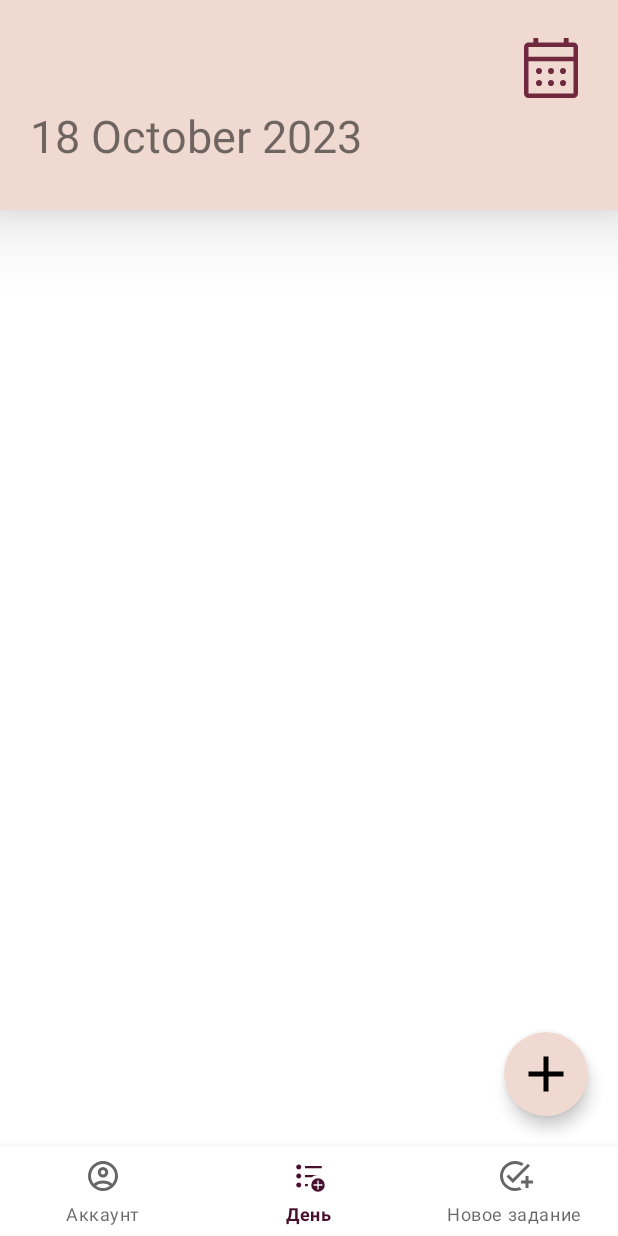
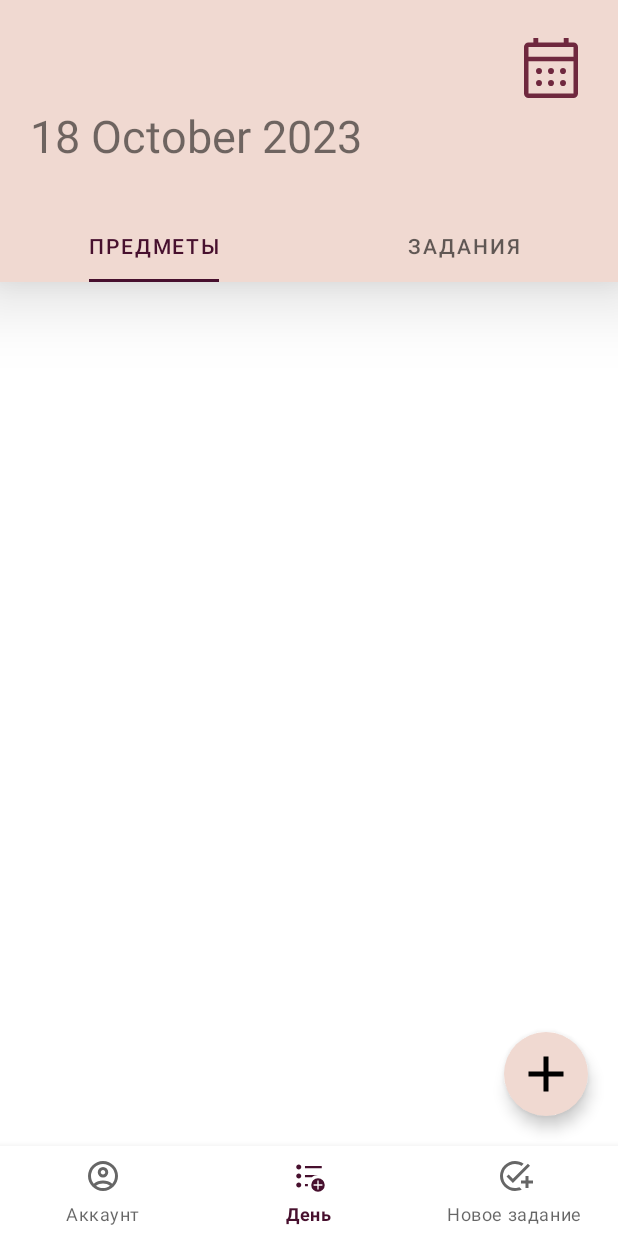
Before and after one commit to LenaGosteva/School_helper, an Android app: the DashboardFragment screen opened through its navigation route, on a phone screen of 412 x 824 dp. Run offline under Robolectric (Android 15) with nearby library versions, the light colour scheme and no system bars; our stand-ins replace Firebase (no records; nobody signed in at launch, a user with empty details on screens opened directly), navigation-ui; libraries missing offline, so code that uses them is left out: io.grpc.

Commit message:
Новая попытка???

```diff
--- a/app/src/main/res/layout/fragment_dashboard.xml
+++ b/app/src/main/res/layout/fragment_dashboard.xml
@@ -50,6 +50,30 @@
                 android:hint="Day: Sep 14, 2023"
                 android:paddingHorizontal="20dp"
                 android:textSize="30sp" />
+            <com.google.android.material.tabs.TabLayout
+                android:layout_width="match_parent"
+                app:tabIndicator="@color/medium_dark"
+                app:tabIndicatorHeight="2dp"
+                app:tabIndicatorAnimationMode="fade"
+                android:id="@+id/select_tack_or_subject"
+                app:tabIndicatorFullWidth="false"
+                android:layout_below="@+id/day_name"
+                android:background="?attr/colorOnPrimary"
+                android:layout_height="wrap_content">
+
+                <com.google.android.material.tabs.TabItem
+                    android:layout_width="wrap_content"
+                    android:layout_height="wrap_content"
+                    android:text="Предметы"
+                    />
+
+                <com.google.android.material.tabs.TabItem
+                    android:layout_width="wrap_content"
+                    android:layout_height="wrap_content"
+                    android:text="Задания"
+                    />
+
+            </com.google.android.material.tabs.TabLayout>
         </RelativeLayout>
         <!--        <View-->
         <!--            android:layout_width="match_parent"-->
```
